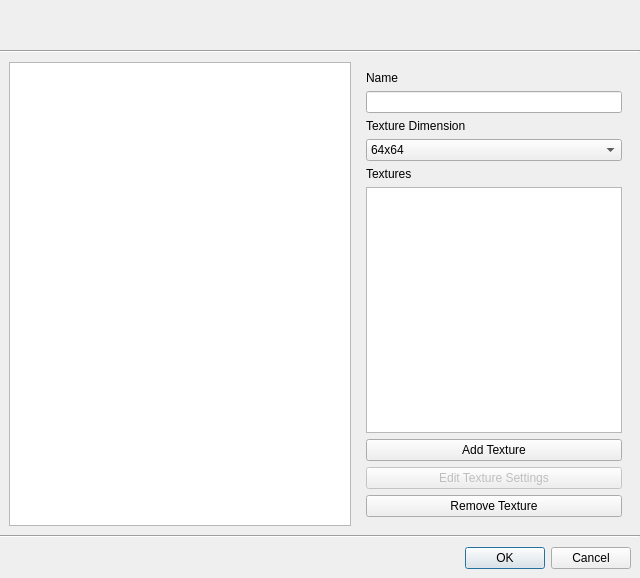
Above: Ignis/gui/textureatlasbuilder.ui from Meldrion/IgnisBackup before the change. Below: the same form after it.
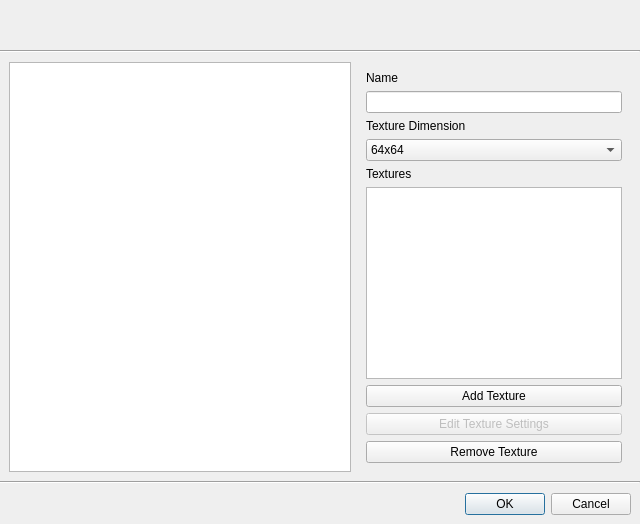
That is the form after the change. Custom widgets are drawn as their Qt base class.

Diff of the .ui file:
```diff
--- a/Ignis/gui/textureatlasbuilder.ui
+++ b/Ignis/gui/textureatlasbuilder.ui
@@ -7,7 +7,7 @@
     <x>0</x>
     <y>0</y>
     <width>640</width>
-    <height>578</height>
+    <height>523</height>
    </rect>
   </property>
   <property name="windowTitle">
```
Left out of the diff: 14 changed lines with no effect on the pictures.
